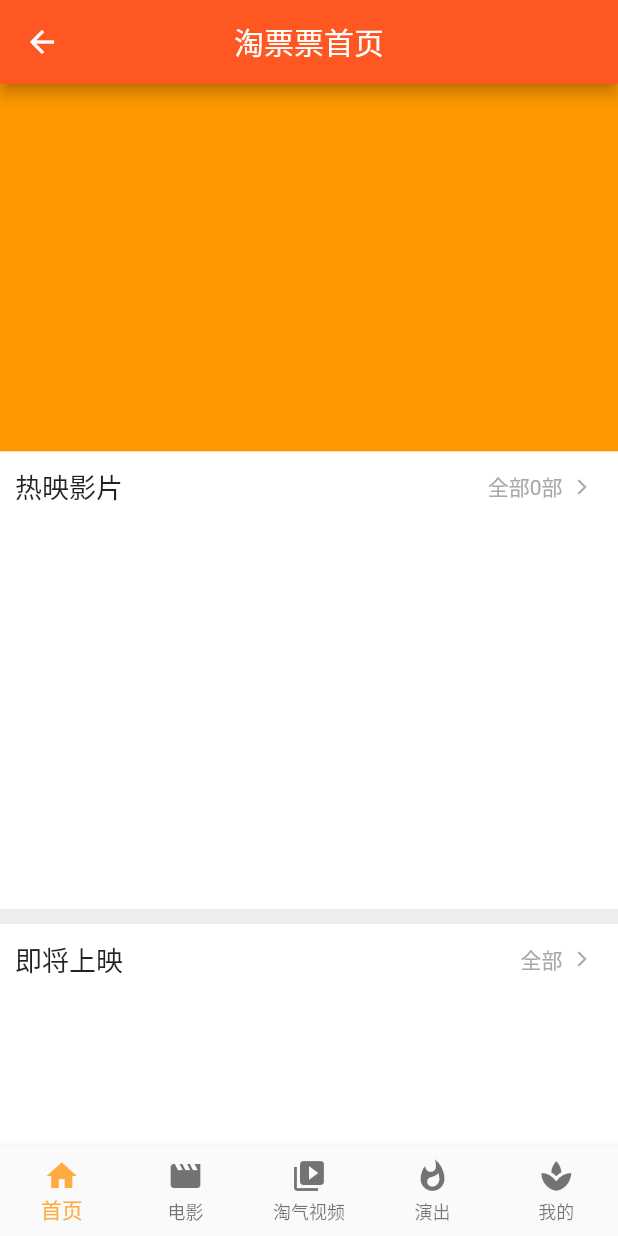
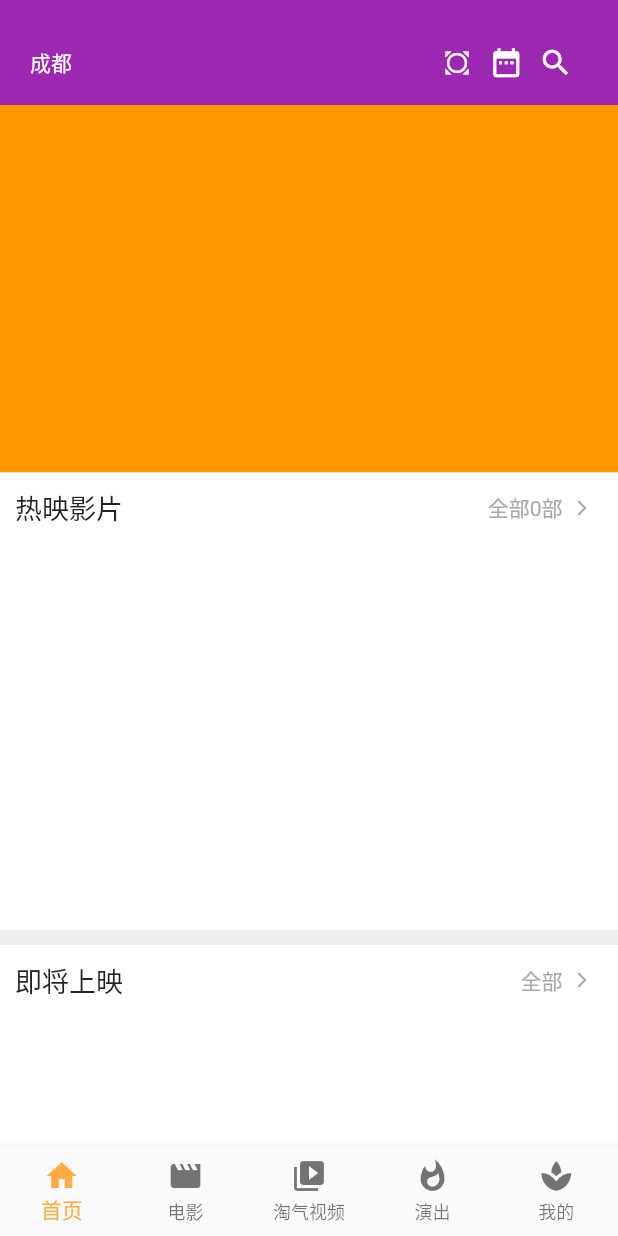
Before and after one commit to luogue/flutter, a Flutter app: the Home screen opened by its route, on a phone screen of 412 x 824 dp. Run offline on Flutter 3.47's test engine with Material 2 defaults, Android fonts, the phone set to English and light mode, and no system bars; our stand-ins replace dio; network calls fail.

Commit message:
新增header

```diff
--- a/lib/config/network.dart
+++ b/lib/config/network.dart
@@ -10,27 +10,20 @@
 
 get(context, url) async {
   Response res = await dio.get(url);
-  // print('get==========================');
-  // print(res.data['data']);
   if (res.statusCode == 200 && res.data['code'] == 0) {
-    Toast.toast(
-      context,
-      msg: '数据请求成功',
-      bgColor: Colors.deepOrange,
-      textColor: Colors.white
-    );
+    Message.success(context, '数据请求成功');
     return res.data['data'];
   } else {
-    Toast.toast(
-      null,
-      msg: res.statusMessage
-    );
+    Message.success(context, res.statusMessage);
   }
 }
 
-post(url, data) async {
+post(context, url, data) async {
   Response res = await dio.post(url, data: data);
-  // print('post==========================');
-  // print(res);
-  return res.data;
+  if (res.statusCode == 200 && res.data['code'] == 0) {
+    Message.success(context, '数据请求成功');
+    return res.data['data'];
+  } else {
+    Message.success(context, res.statusMessage);
+  }
 }
--- a/lib/pages/tpp/home/home.dart
+++ b/lib/pages/tpp/home/home.dart
@@ -1,3 +1,4 @@
+import 'package:flutter/gestures.dart';
 import 'package:flutter/material.dart';
 import 'package:yangyue/api/api.dart';
 import 'package:yangyue/config/network.dart';
@@ -17,6 +18,7 @@
   Map _performance;
   Map _recommend;
   int _selectedIndex = 0;
+  List<String> todos = ['hello', 'world'];
 
   @override
   void initState() {
@@ -98,23 +100,139 @@
     Navigator.popAndPushNamed(context, routeName);
   }
 
+  // 获取fixed容器
+  // getFixed() {
+  //   OverlayEntry _overlayEntry;
+  //   OverlayState overlayState = Overlay.of(context);
+  //   if (_overlayEntry == null) {
+  //     _overlayEntry = OverlayEntry(
+  //       builder: (BuildContext context) => Positioned(
+  //         //top值，可以改变这个值来改变toast在屏幕中的位置
+  //         top: 10.0,
+  //         child: Container(
+  //             alignment: Alignment.center,
+  //             width: 100.0,
+  //             child: Padding(
+  //               padding: EdgeInsets.symmetric(horizontal: 40.0),
+  //               child: AnimatedOpacity(
+  //                 opacity: 1.0,
+  //                 child: Center(
+  //                   child: Card(
+  //                     color: Colors.white,
+  //                     child: Padding(
+  //                       padding: EdgeInsets.symmetric(horizontal: 30.0, vertical: 10.0),
+  //                       child: Text('hellooooooooooooooooo'),
+  //                     ),
+  //                   ),
+  //                 )
+  //               ),
+  //             )),
+  //       )
+  //     );
+  //     overlayState.insert(_overlayEntry);
+  //   } else {
+  //     _overlayEntry.markNeedsBuild();
+  //   }
+  // }
+
   @override
   Widget build(BuildContext context) {
     return new Scaffold(
-      appBar: AppBar(
-        title: Text('淘票票首页'),
-        centerTitle: true,
-      ),
+      // appBar: AppBar(
+      //   title: Text('淘票票首页'),
+      //   centerTitle: true,
+      // ),
       body: Container(
         color: Color(0xFFEEEEEE),
         child: ListView(
+          padding: EdgeInsets.all(0),
           children: <Widget>[
+            /* header 组件
+             * 设计思路：
+             * 1、在顶部时显示地区和扫码图标
+             * 2、下滑展示搜索
+             * 3、切换时需要淡入淡出，需要滚动进入
+             *
+             * 布局思考：
+             * 1、顶部和下滑时都在同一个水平容器中
+             * 2、利用z-index进行布局，让透明时容器层级低于body，不透明时高于body
+             * 这样才能在顶部透明时点击到轮播图
+             *
+             * 动画交互：
+             * 1、根据滚动距离和容器高度计算百分比，作为透明度
+             * 2、半透明薄膜在容器和元素之间
+             *
+             **/
+            // getFixed(),
+            Container(
+              padding: EdgeInsets.fromLTRB(20.0, 30.0, 20.0, 0),
+              color: Colors.purple,
+              width: 100.0,
+              height: 70.0,
+              child: Column(
+                mainAxisSize: MainAxisSize.max,
+                children: <Widget>[
+                  Container(
+                    child: Flex(
+                      // width: 1,
+                      direction: Axis.horizontal,
+                      children: <Widget>[
+                        Expanded(
+                          flex: 1,
+                          child: Text('成都', style: TextStyle(color: Colors.white))
+                        ),
+                        Expanded(
+                          flex: 0,
+                          child: Row(
+                            // mainAxisAlignment: MainAxisAlignment.center,
+                            children: <Widget>[
+                              GestureDetector(
+                                child: Container(
+                                  margin: EdgeInsets.only(right: 10.0),
+                                  child: Icon(
+                                    Icons.all_out,
+                                    color: Colors.white,
+                                    size: 23.0
+                                  )
+                                ),
+                                onTap: () => Message.success(context, '扫描二维码')
+                              ),
+                              GestureDetector(
+                                child: Container(
+                                  margin: EdgeInsets.only(right: 10.0),
+                                  child: Icon(
+                                    Icons.date_range,
+                                    color: Colors.white,
+                                    size: 23.0
+                                  )
+                                ),
+                                onTap: () => Message.success(context, '日签')
+                              ),
+                              GestureDetector(
+                                child: Container(
+                                  margin: EdgeInsets.only(right: 10.0),
+                                  child: Icon(
+                                    Icons.search,
+                                    color: Colors.white,
+                                    size: 23.0
+                                  )
+                                ),
+                                onTap: () => Message.success(context, '搜索')
+                              )
+                            ]
+                          )
+                        ),
+                      ]
+                    )
+                  )
+                ]
+              )
+            ),
             // 轮播图
             Container(
-              // padding: EdgeInsets.only(bottom: 30.0),
               height: 245.0,
               color: Colors.orange,
-              child: _renderAdvertisement(_advertisementList)
+              child: _renderAdvertisement(context, _advertisementList)
             ),
             // 热映影片
             Container(
@@ -149,12 +267,7 @@
                             ),
                             Icon(Icons.arrow_forward_ios, color: Color(0xFFA8A8A6), size: 12.0)
                           ]),
-                          // onTap: () => print('查看热映影片全部')
-                          // onTap: () => askedToLead(context)
-                          onTap: () => Toast.toast(
-                            context,
-                            msg: '大哥~你不是点到了我吗~'
-                          )
+                          onTap: () => Message.success(context, '查看热映电影列表')
                         )
                       )
                     ]
@@ -163,7 +276,7 @@
                 Container(
                   margin: EdgeInsets.only(top: 18.0),
                   height: 240.0,
-                  child: _renderHot(_hot)
+                  child: _renderHot(context, _hot)
                 )
               ])
             ),
@@ -199,7 +312,7 @@
                             ),
                             Icon(Icons.arrow_forward_ios, color: Color(0xFFA8A8A6), size: 12.0)
                           ]),
-                          onTap: () => print('查看即将上映全部')
+                          onTap: () => Message.success(context, '查看即将上映全部')
                         )
                       )
                     ]
@@ -208,7 +321,7 @@
                 Container(
                   margin: EdgeInsets.only(top: 18.0),
                   height: 240.0,
-                  child: _renderReach(_reach)
+                  child: _renderReach(context, _reach)
                 )
               ])
             ),
@@ -244,7 +357,7 @@
                             ),
                             Icon(Icons.arrow_forward_ios, color: Color(0xFFA8A8A6), size: 12.0)
                           ]),
-                          onTap: () => print('查看即将开始的全部演出')
+                          onTap: () => Message.success(context, '查看即将开始的全部演出')
                         )
                       )
                     ]
@@ -253,7 +366,7 @@
                 Container(
                   margin: EdgeInsets.only(top: 18.0),
                   height: 240.0,
-                  child: _renderPerformance(_performance)
+                  child: _renderPerformance(context, _performance)
                 )
               ])
             )
@@ -281,16 +394,17 @@
 }
 
 // 轮播图渲染函数
-_renderAdvertisement(data) {
+_renderAdvertisement(context, data) {
   if (data == null) return null;
   List<Widget> list = [];
   data['list'].forEach((item) {
     list.add(GestureDetector(
       child: Image(
-        width: 394.0,
-        image: NetworkImage(item['url'])
+        // width: 394.0,
+        image: NetworkImage(item['url']),
+        fit: BoxFit.cover
       ),
-      onTap: () => print('进入广告页面')
+      onTap: () => Message.warning(context, '我还没开发呢，点J8啊点')
     ));
   });
   return ListView(
@@ -301,7 +415,7 @@
 }
 
 // 热映影片渲染函数
-_renderHot(data) {
+_renderHot(context, data) {
   if (data == null) return null;
   List<Widget> list = [];
   data['list'].forEach((item) {
@@ -317,9 +431,10 @@
           // 电影图片
           child: GestureDetector(
             child: Image(
-              image: NetworkImage(item['url'])
+              image: NetworkImage(item['url']),
+              fit: BoxFit.cover
             ),
-            onTap: () => print('查看电影详情')
+            onTap: () => Message.success(context, item['name'])
           )
         ),
         Text(
@@ -338,7 +453,14 @@
           splashColor: Color(0xFFDDDDDD),
           child: Text(item['status'] == 0 ? '购票' : '预售'),
           shape:RoundedRectangleBorder(borderRadius: BorderRadius.circular(20.0)),
-          onPressed: () => print('购买电影票')
+          onPressed: () {
+            FlutterErrorDetails();
+            if (item['status'] == 0) {
+              Message.success(context, item['name']);
+            } else {
+              Message.success(context, item['name']);
+            }
+          }
         )
       ])
     ));
@@ -367,7 +489,7 @@
                 Text('${data['total']}部', style: TextStyle(color: Color(0xFF999999)))
               ]
             ),
-            onTap: () => print('查看上映电影列表')
+            onTap: () => Message.success(context, '查看上映电影列表')
           )
       )
     ])
@@ -379,7 +501,7 @@
   );
 }
 // 即将上映渲染函数
-_renderReach(data) {
+_renderReach(context, data) {
   if (data == null) return null;
   List<Widget> list = [];
   data['list'].forEach((item) {
@@ -395,9 +517,10 @@
           // 电影图片
           child: GestureDetector(
             child: Image(
-              image: NetworkImage(item['url'])
+              image: NetworkImage(item['url']),
+              fit: BoxFit.cover
             ),
-            onTap: () => print('查看电影详情')
+            onTap: () => Message.success(context, item['name'])
           )
         ),
         Text(
@@ -426,7 +549,7 @@
         color: Color(0xFFDDDDDD),
         child: GestureDetector(
           child: Text('全部', style: TextStyle(color: Color(0xFF999999))),
-          onTap: () => print('查看即将上映列表')
+          onTap: () => Message.success(context, '查看即将上映列表')
         )
       )
     ])
@@ -439,7 +562,7 @@
 }
 
 // 即将上映渲染函数
-_renderPerformance(data) {
+_renderPerformance(context, data) {
   if (data == null) return null;
   List<Widget> list = [];
   data['list'].forEach((item) {
@@ -456,9 +579,10 @@
             // 演出图片
             child: GestureDetector(
               child: Image(
-                image: NetworkImage(item['url'])
+                image: NetworkImage(item['url']),
+                fit: BoxFit.cover
               ),
-              onTap: () => print('查看演出详情')
+              onTap: () => Message.success(context, item['name'])
             )
           ),
           Container(
@@ -491,7 +615,7 @@
         color: Color(0xFFDDDDDD),
         child: GestureDetector(
           child: Text('全部', style: TextStyle(color: Color(0xFF999999))),
-          onTap: () => print('查看即将演出列表')
+          onTap: () => Message.success(context, '查看即将演出列表')
         )
       )
     ])
```
Also changed, not shown: lib/components/toast.dart (+32 -5 lines).
